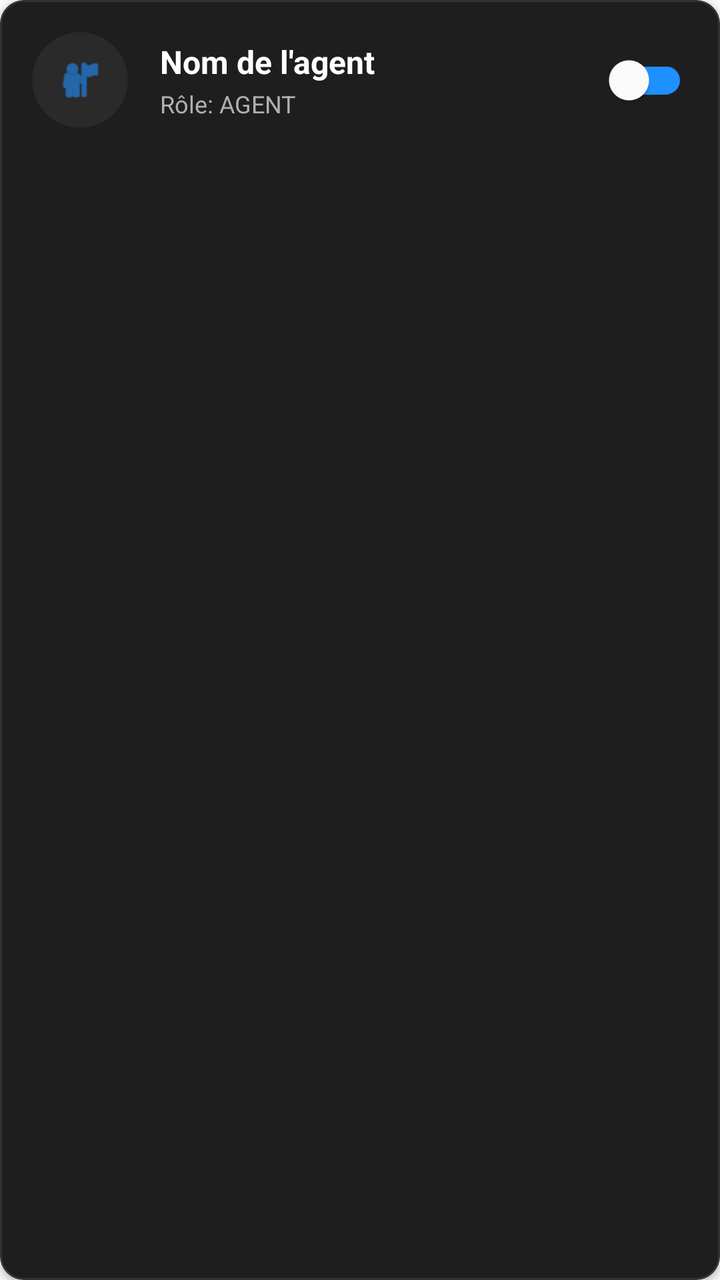
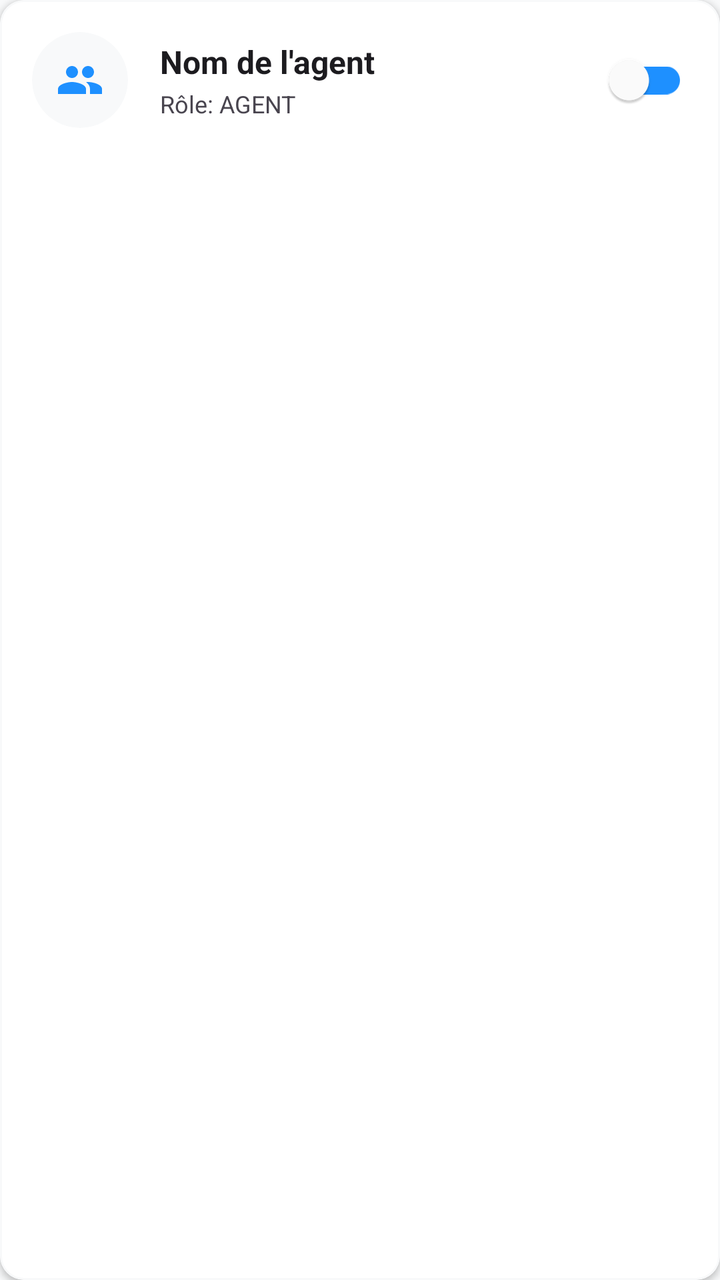

The first picture is an Android layout as it rendered before a commit; the second is the same layout after the commit. The layout source and the unified diff follow.
<!-- AndroidManifest.xml: application theme Theme.Poulailler_copilot -->
<!-- res/layout/item_agent_admin.xml -->
<?xml version="1.0" encoding="utf-8"?>
<com.google.android.material.card.MaterialCardView xmlns:android="http://schemas.android.com/apk/res/android"
    xmlns:app="http://schemas.android.com/apk/res-auto"
    android:layout_width="match_parent"
    android:layout_height="wrap_content"
    android:layout_marginVertical="6dp"
    app:cardBackgroundColor="#1E1E1E"
    app:cardCornerRadius="12dp"
    app:strokeColor="#333333"
    app:strokeWidth="1dp"
    app:cardElevation="2dp">

    <LinearLayout
        android:layout_width="match_parent"
        android:layout_height="wrap_content"
        android:orientation="horizontal"
        android:padding="16dp"
        android:gravity="center_vertical">

        <com.google.android.material.card.MaterialCardView
            android:layout_width="48dp"
            android:layout_height="48dp"
            app:cardBackgroundColor="#2A2A2A"
            app:cardCornerRadius="24dp"
            app:cardElevation="0dp">
            <ImageView
                android:layout_width="24dp"
                android:layout_height="24dp"
                android:layout_gravity="center"
                android:src="@android:drawable/ic_menu_myplaces"
                app:tint="#1E90FF"
                android:contentDescription="Agent" />
        </com.google.android.material.card.MaterialCardView>

        <LinearLayout
            android:layout_width="0dp"
            android:layout_height="wrap_content"
            android:layout_weight="1"
            android:orientation="vertical"
            android:layout_marginStart="16dp">

            <TextView
                android:id="@+id/tvAgentName"
                android:layout_width="wrap_content"
                android:layout_height="wrap_content"
                android:text="Nom de l'agent"
                android:textColor="@color/white"
                android:textSize="16sp"
                android:textStyle="bold" />

            <TextView
                android:id="@+id/tvAgentRole"
                android:layout_width="wrap_content"
                android:layout_height="wrap_content"
                android:text="Rôle: AGENT"
                android:textColor="#B0B0B0"
                android:textSize="12sp"
                android:layout_marginTop="2dp" />
        </LinearLayout>

        <com.google.android.material.switchmaterial.SwitchMaterial
            android:id="@+id/switchActive"
            android:layout_width="wrap_content"
            android:layout_height="wrap_content"
            app:thumbTint="@color/white"
            app:trackTint="#1E90FF" />

    </LinearLayout>
</com.google.android.material.card.MaterialCardView>
<!-- resources referenced by this layout -->
<resources>
  <color name="white">#FFFFFFFF</color>
  <style name="Theme.Poulailler_copilot" parent="Theme.MaterialComponents.DayNight.NoActionBar">
          
          <item name="colorPrimary">@color/primary</item>
          <item name="colorPrimaryVariant">@color/primary_variant</item>
          <item name="colorOnPrimary">@color/white</item>
  
          
          <item name="colorSecondary">@color/secondary</item>
          <item name="colorSecondaryVariant">@color/secondary_variant</item>
          <item name="colorOnSecondary">@color/white</item>
  
          
          <item name="android:windowBackground">@color/background</item>
          <item name="colorSurface">@color/surface</item>
          <item name="colorOnSurface">@color/text_primary</item>
          <item name="colorOnSurfaceVariant">@color/text_secondary</item>
  
          
          <item name="android:textColorPrimary">@color/text_primary</item>
          <item name="android:textColorSecondary">@color/text_secondary</item>
  
          
          <item name="android:statusBarColor">?attr/colorPrimaryVariant</item>
  
          
          <item name="materialCardViewStyle">@style/Widget.App.CardView</item>
          <item name="shapeAppearanceLargeComponent">@style/ShapeAppearance.App.LargeComponent</item>
  
          
          <item name="materialAlertDialogTheme">@style/ThemeOverlay.App.MaterialAlertDialog</item>
          <item name="alertDialogTheme">@style/ThemeOverlay.App.MaterialAlertDialog</item>
      </style>
  <color name="primary">#006D3A</color>
  <color name="primary_variant">#004D22</color>
  <color name="secondary">#43A047</color>
  <color name="secondary_variant">#2E7D32</color>
  <color name="background">@color/off_white</color>
  <color name="surface">#FFFFFF</color>
  <color name="text_primary">#1C1B1F</color>
  <color name="text_secondary">#49454F</color>
  <style name="Widget.App.CardView" parent="Widget.MaterialComponents.CardView">
          <item name="cardElevation">2dp</item>
          <item name="cardCornerRadius">16dp</item>
          <item name="cardBackgroundColor">@color/surface</item>
          <item name="strokeWidth">0dp</item>
      </style>
  <style name="ShapeAppearance.App.LargeComponent" parent="ShapeAppearance.MaterialComponents.LargeComponent">
          <item name="cornerFamily">rounded</item>
          <item name="cornerSize">16dp</item>
      </style>
  <style name="ThemeOverlay.App.MaterialAlertDialog" parent="ThemeOverlay.MaterialComponents.MaterialAlertDialog">
          <item name="colorSurface">@color/surface</item>
          <item name="colorOnSurface">@color/text_primary</item>
          <item name="android:textColorPrimary">@color/text_primary</item>
      </style>
  <color name="off_white">#F8F9FA</color>
</resources>

<!-- the commit's change to res/layout/item_agent_admin.xml (unified diff, before → after) -->
@@ -4,9 +4,9 @@
     android:layout_width="match_parent"
     android:layout_height="wrap_content"
     android:layout_marginVertical="6dp"
-    app:cardBackgroundColor="#1E1E1E"
+    app:cardBackgroundColor="@color/surface"
     app:cardCornerRadius="12dp"
-    app:strokeColor="#333333"
+    app:strokeColor="@color/off_white"
     app:strokeWidth="1dp"
     app:cardElevation="2dp">
 
@@ -20,14 +20,14 @@
         <com.google.android.material.card.MaterialCardView
             android:layout_width="48dp"
             android:layout_height="48dp"
-            app:cardBackgroundColor="#2A2A2A"
+            app:cardBackgroundColor="@color/off_white"
             app:cardCornerRadius="24dp"
             app:cardElevation="0dp">
             <ImageView
                 android:layout_width="24dp"
                 android:layout_height="24dp"
                 android:layout_gravity="center"
-                android:src="@android:drawable/ic_menu_myplaces"
+                android:src="@drawable/ic_users"
                 app:tint="#1E90FF"
                 android:contentDescription="Agent" />
         </com.google.android.material.card.MaterialCardView>
@@ -44,7 +44,7 @@
                 android:layout_width="wrap_content"
                 android:layout_height="wrap_content"
                 android:text="Nom de l'agent"
-                android:textColor="@color/white"
+                android:textColor="@color/text_primary"
                 android:textSize="16sp"
                 android:textStyle="bold" />
 
@@ -53,7 +53,7 @@
                 android:layout_width="wrap_content"
                 android:layout_height="wrap_content"
                 android:text="Rôle: AGENT"
-                android:textColor="#B0B0B0"
+                android:textColor="@color/text_secondary"
                 android:textSize="12sp"
                 android:layout_marginTop="2dp" />
         </LinearLayout>
<!-- resource entries referenced after the edit -->
@@ -1,6 +1,16 @@
 <!-- resources referenced by this layout -->
 <resources>
   <color name="white">#FFFFFFFF</color>
+  <!-- drawable ic_users (drawable) -->
+  <vector xmlns:android="http://schemas.android.com/apk/res/android"
+      android:width="24dp"
+      android:height="24dp"
+      android:viewportWidth="24"
+      android:viewportHeight="24">
+      <path
+          android:fillColor="#000000"
+          android:pathData="M16,11c1.66,0 2.99,-1.34 2.99,-3S17.66,5 16,5c-1.66,0 -3,1.34 -3,3S14.34,11 16,11z M8,11c1.66,0 2.99,-1.34 2.99,-3S9.66,5 8,5C6.34,5 5,6.34 5,8S6.34,11 8,11z M8,13c-2.33,0 -7,1.17 -7,3.5V19h14v-2.5C15,14.17 10.33,13 8,13z M16,13c-0.29,0 -0.62,0.02 -0.97,0.05 1.16,0.84 1.97,1.97 1.97,3.45V19h6v-2.5C23,14.17 18.33,13 16,13z"/>
+  </vector>
   <style name="Theme.Poulailler_copilot" parent="Theme.MaterialComponents.DayNight.NoActionBar">
           
           <item name="colorPrimary">@color/primary</item>
